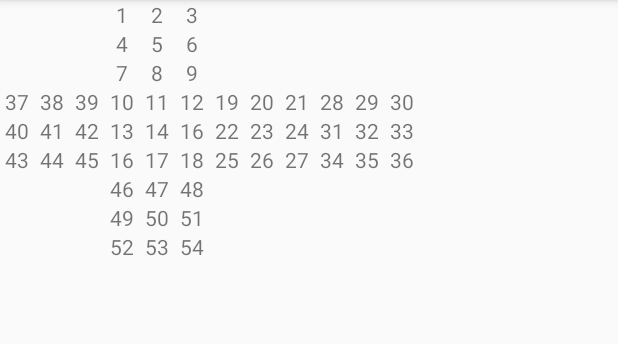
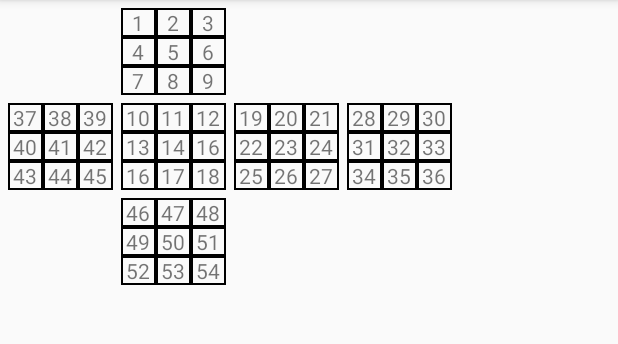
Before and after one commit to LaineOtto/Rubiks-Cube, an Android app: the screen it shows after launch (MainActivity), on a phone screen of 412 x 824 dp, the part 84-428 px from its top. Run offline under Robolectric (Android 15) with nearby library versions, the phone set to English and light mode, and no system bars.

Commit message:
Added borders and margins to the Textviews.

```diff
--- a/app/src/main/res/drawable/border.xml
+++ b/app/src/main/res/drawable/border.xml
@@ -1,8 +1,6 @@
 <?xml version="1.0" encoding="utf-8"?>
 <shape xmlns:android="http://schemas.android.com/apk/res/android"
     android:shape="rectangle">
-    <solid
-        android:color="@android:color/black"/>
     <stroke
         android:width="1dp"
         android:color="@android:color/black"/>
--- a/app/src/main/res/layout/activity_main.xml
+++ b/app/src/main/res/layout/activity_main.xml
@@ -10,6 +10,7 @@
         android:id="@+id/white"
         android:layout_width="70dp"
         android:layout_height="wrap_content"
+        android:layout_marginTop="5dp"
         android:stretchColumns="*"
         app:layout_constraintLeft_toLeftOf="@+id/blue"
         app:layout_constraintTop_toTopOf="parent">
@@ -19,19 +20,19 @@
             android:layout_height="wrap_content">
 
             <TextView
-                    android:textAlignment="center"
-                    android:id="@+id/face1"
-                    android:text="@string/face1" />
+                android:id="@+id/pos1"
+                style="@style/TableText"
+                android:text="@string/pos1" />
 
             <TextView
-                    android:textAlignment="center"
-                    android:id="@+id/face2"
-                    android:text="@string/face2" />
+                android:id="@+id/pos2"
+                style="@style/TableText"
+                android:text="@string/pos2" />
 
             <TextView
-                    android:textAlignment="center"
-                    android:id="@+id/face3"
-                    android:text="@string/face3" />
+                android:id="@+id/pos3"
+                style="@style/TableText"
+                android:text="@string/pos3" />
 
         </TableRow>
 
@@ -40,19 +41,19 @@
             android:layout_height="wrap_content">
 
             <TextView
-                    android:textAlignment="center"
-                    android:id="@+id/face4"
-                    android:text="@string/face4" />
+                android:id="@+id/pos4"
+                style="@style/TableText"
+                android:text="@string/pos4" />
 
             <TextView
-                    android:textAlignment="center"
-                    android:id="@+id/face5"
-                    android:text="@string/face5" />
+                android:id="@+id/pos5"
+                style="@style/TableText"
+                android:text="@string/pos5" />
 
             <TextView
-                    android:textAlignment="center"
-                    android:id="@+id/face6"
-                    android:text="@string/face6" />
+                android:id="@+id/pos6"
+                style="@style/TableText"
+                android:text="@string/pos6" />
 
         </TableRow>
 
@@ -61,19 +62,19 @@
             android:layout_height="wrap_content">
 
             <TextView
-                    android:textAlignment="center"
-                    android:id="@+id/face7"
-                    android:text="@string/face7" />
+                android:id="@+id/pos7"
+                style="@style/TableText"
+                android:text="@string/pos7" />
 
             <TextView
-                    android:textAlignment="center"
-                    android:id="@+id/face8"
-                    android:text="@string/face8" />
+                android:id="@+id/pos8"
+                style="@style/TableText"
+                android:text="@string/pos8" />
 
             <TextView
-                    android:textAlignment="center"
-                    android:id="@+id/face9"
-                    android:text="@string/face9" />
+                android:id="@+id/pos9"
+                style="@style/TableText"
+                android:text="@string/pos9" />
 
         </TableRow>
 
@@ -83,28 +84,29 @@
         android:id="@+id/blue"
         android:layout_width="70dp"
         android:layout_height="wrap_content"
+        android:layout_margin="5dp"
         android:stretchColumns="*"
-        app:layout_constraintLeft_toLeftOf="@+id/white"
-        app:layout_constraintTop_toBottomOf="@+id/white">
+        app:layout_constraintTop_toBottomOf="@+id/white"
+        app:layout_constraintLeft_toRightOf="@+id/red">
 
         <TableRow
             android:layout_width="match_parent"
             android:layout_height="wrap_content">
 
             <TextView
-                    android:textAlignment="center"
-                    android:id="@+id/face10"
-                    android:text="@string/face10" />
+                android:id="@+id/pos10"
+                style="@style/TableText"
+                android:text="@string/pos10" />
 
             <TextView
-                    android:textAlignment="center"
-                    android:id="@+id/face11"
-                    android:text="@string/face11" />
+                android:id="@+id/pos11"
+                style="@style/TableText"
+                android:text="@string/pos11" />
 
             <TextView
-                    android:textAlignment="center"
-                    android:id="@+id/face12"
-                    android:text="@string/face12" />
+                android:id="@+id/pos12"
+                style="@style/TableText"
+                android:text="@string/pos12" />
 
         </TableRow>
 
@@ -113,19 +115,19 @@
             android:layout_height="wrap_content">
 
             <TextView
-                    android:textAlignment="center"
-                    android:id="@+id/face13"
-                    android:text="@string/face13" />
+                android:id="@+id/pos13"
+                style="@style/TableText"
+                android:text="@string/pos13" />
 
             <TextView
-                    android:textAlignment="center"
-                    android:id="@+id/face14"
-                    android:text="@string/face14" />
+                android:id="@+id/pos14"
+                style="@style/TableText"
+                android:text="@string/pos14" />
 
             <TextView
-                    android:textAlignment="center"
-                    android:id="@+id/face15"
-                    android:text="@string/face16" />
+                android:id="@+id/pos15"
+                style="@style/TableText"
+                android:text="@string/pos16" />
 
         </TableRow>
 
@@ -134,19 +136,19 @@
             android:layout_height="wrap_content">
 
             <TextView
-                    android:textAlignment="center"
-                    android:id="@+id/face16"
-                    android:text="@string/face16" />
+                android:id="@+id/pos16"
+                style="@style/TableText"
+                android:text="@string/pos16" />
 
             <TextView
-                    android:textAlignment="center"
-                    android:id="@+id/face17"
-                    android:text="@string/face17" />
+                android:id="@+id/pos17"
+                style="@style/TableText"
+                android:text="@string/pos17" />
 
             <TextView
-                    android:textAlignment="center"
-                    android:id="@+id/face18"
-                    android:text="@string/face18" />
+                android:id="@+id/pos18"
+                style="@style/TableText"
+                android:text="@string/pos18" />
 
         </TableRow>
 
@@ -156,6 +158,7 @@
         android:id="@+id/orange"
         android:layout_width="70dp"
         android:layout_height="wrap_content"
+        android:layout_marginStart="5dp"
         android:stretchColumns="*"
         app:layout_constraintLeft_toRightOf="@+id/blue"
         app:layout_constraintTop_toTopOf="@+id/blue">
@@ -165,19 +168,19 @@
             android:layout_height="wrap_content">
 
             <TextView
-                    android:textAlignment="center"
-                    android:id="@+id/face19"
-                    android:text="@string/face19" />
+                android:id="@+id/pos19"
+                style="@style/TableText"
+                android:text="@string/pos19" />
 
             <TextView
-                    android:textAlignment="center"
-                    android:id="@+id/face20"
-                    android:text="@string/face20" />
+                android:id="@+id/pos20"
+                style="@style/TableText"
+                android:text="@string/pos20" />
 
             <TextView
-                    android:textAlignment="center"
-                    android:id="@+id/face21"
-                    android:text="@string/face21" />
+                android:id="@+id/pos21"
+                style="@style/TableText"
+                android:text="@string/pos21" />
 
         </TableRow>
 
@@ -186,19 +189,19 @@
             android:layout_height="wrap_content">
 
             <TextView
-                    android:textAlignment="center"
-                    android:id="@+id/face22"
-                    android:text="@string/face22" />
+                android:id="@+id/pos22"
+                style="@style/TableText"
+                android:text="@string/pos22" />
 
             <TextView
-                    android:textAlignment="center"
-                    android:id="@+id/face23"
-                    android:text="@string/face23" />
+                android:id="@+id/pos23"
+                style="@style/TableText"
+                android:text="@string/pos23" />
 
             <TextView
-                    android:textAlignment="center"
-                    android:id="@+id/face24"
-                    android:text="@string/face24" />
+                android:id="@+id/pos24"
+                style="@style/TableText"
+                android:text="@string/pos24" />
 
         </TableRow>
 
@@ -207,19 +210,19 @@
             android:layout_height="wrap_content">
 
             <TextView
-                    android:textAlignment="center"
-                    android:id="@+id/face25"
-                    android:text="@string/face25" />
+                android:id="@+id/pos25"
+                style="@style/TableText"
+                android:text="@string/pos25" />
 
             <TextView
-                    android:textAlignment="center"
-                    android:id="@+id/face26"
-                    android:text="@string/face26" />
+                android:id="@+id/pos26"
+                style="@style/TableText"
+                android:text="@string/pos26" />
 
             <TextView
-                    android:textAlignment="center"
-                    android:id="@+id/face27"
-                    android:text="@string/face27" />
+                android:id="@+id/pos27"
+                style="@style/TableText"
+                android:text="@string/pos27" />
 
         </TableRow>
 
@@ -229,6 +232,7 @@
         android:id="@+id/green"
         android:layout_width="70dp"
         android:layout_height="wrap_content"
+        android:layout_marginStart="5dp"
         android:stretchColumns="*"
         app:layout_constraintLeft_toRightOf="@+id/orange"
         app:layout_constraintTop_toTopOf="@+id/blue">
@@ -238,19 +242,19 @@
             android:layout_height="wrap_content">
 
             <TextView
-                    android:textAlignment="center"
-                    android:id="@+id/face28"
-                    android:text="@string/face28" />
+                android:id="@+id/pos28"
+                style="@style/TableText"
+                android:text="@string/pos28" />
 
             <TextView
-                    android:textAlignment="center"
-                    android:id="@+id/face29"
-                    android:text="@string/face29" />
+                android:id="@+id/pos29"
+                style="@style/TableText"
+                android:text="@string/pos29" />
 
             <TextView
-                    android:textAlignment="center"
-                    android:id="@+id/face30"
-                    android:text="@string/face30" />
+                android:id="@+id/pos30"
+                style="@style/TableText"
+                android:text="@string/pos30" />
 
         </TableRow>
 
@@ -259,19 +263,19 @@
             android:layout_height="wrap_content">
 
             <TextView
-                    android:textAlignment="center"
-                    android:id="@+id/face31"
-                    android:text="@string/face31" />
+                android:id="@+id/pos31"
+                style="@style/TableText"
+                android:text="@string/pos31" />
 
             <TextView
-                    android:textAlignment="center"
-                    android:id="@+id/face32"
-                    android:text="@string/face32" />
+                android:id="@+id/pos32"
+                style="@style/TableText"
+                android:text="@string/pos32" />
 
             <TextView
-                    android:textAlignment="center"
-                    android:id="@+id/face33"
-                    android:text="@string/face33" />
+                android:id="@+id/pos33"
+                style="@style/TableText"
+                android:text="@string/pos33" />
 
         </TableRow>
 
@@ -280,19 +284,19 @@
             android:layout_height="wrap_content">
 
             <TextView
-                    android:textAlignment="center"
-                    android:id="@+id/face34"
-                    android:text="@string/face34" />
+                android:id="@+id/pos34"
+                style="@style/TableText"
+                android:text="@string/pos34" />
 
             <TextView
-                    android:textAlignment="center"
-                    android:id="@+id/face35"
-                    android:text="@string/face35" />
+                android:id="@+id/pos35"
+                style="@style/TableText"
+                android:text="@string/pos35" />
 
             <TextView
-                    android:textAlignment="center"
-                    android:id="@+id/face36"
-                    android:text="@string/face36" />
+                android:id="@+id/pos36"
+                style="@style/TableText"
+                android:text="@string/pos36" />
 
         </TableRow>
 
@@ -302,8 +306,10 @@
         android:id="@+id/red"
         android:layout_width="70dp"
         android:layout_height="wrap_content"
+        android:layout_marginStart="5dp"
         android:stretchColumns="*"
         app:layout_constraintRight_toLeftOf="@+id/blue"
+        app:layout_constraintStart_toStartOf="parent"
         app:layout_constraintTop_toTopOf="@+id/blue">
 
         <TableRow
@@ -311,19 +317,19 @@
             android:layout_height="wrap_content">
 
             <TextView
-                    android:textAlignment="center"
-                    android:id="@+id/face37"
-                    android:text="@string/face37" />
+                android:id="@+id/pos37"
+                style="@style/TableText"
+                android:text="@string/pos37" />
 
             <TextView
-                    android:textAlignment="center"
-                    android:id="@+id/face38"
-                    android:text="@string/face38" />
+                android:id="@+id/pos38"
+                style="@style/TableText"
+                android:text="@string/pos38" />
 
             <TextView
-                    android:textAlignment="center"
-                    android:id="@+id/face39"
-                    android:text="@string/face39" />
+                android:id="@+id/pos39"
+                style="@style/TableText"
+                android:text="@string/pos39" />
 
         </TableRow>
 
@@ -332,19 +338,19 @@
             android:layout_height="wrap_content">
 
             <TextView
-                    android:textAlignment="center"
-                    android:id="@+id/face40"
-                    android:text="@string/face40" />
+                android:id="@+id/pos40"
+                style="@style/TableText"
+                android:text="@string/pos40" />
 
             <TextView
-                    android:textAlignment="center"
-                    android:id="@+id/face41"
-                    android:text="@string/face41" />
+                android:id="@+id/pos41"
+                style="@style/TableText"
+                android:text="@string/pos41" />
 
             <TextView
-                    android:textAlignment="center"
-                    android:id="@+id/face42"
-                    android:text="@string/face42" />
+                android:id="@+id/pos42"
+                style="@style/TableText"
+                android:text="@string/pos42" />
 
         </TableRow>
 
@@ -353,19 +359,19 @@
             android:layout_height="wrap_content">
 
             <TextView
-                    android:textAlignment="center"
-                    android:id="@+id/face43"
-                    android:text="@string/face43" />
+                android:id="@+id/pos43"
+                style="@style/TableText"
+                android:text="@string/pos43" />
 
             <TextView
-                    android:textAlignment="center"
-                    android:id="@+id/face44"
-                    android:text="@string/face44" />
+                android:id="@+id/pos44"
+                style="@style/TableText"
+                android:text="@string/pos44" />
 
             <TextView
-                    android:textAlignment="center"
-                    android:id="@+id/face45"
-                    android:text="@string/face45" />
+                android:id="@+id/pos45"
+                style="@style/TableText"
+                android:text="@string/pos45" />
 
         </TableRow>
 
@@ -375,6 +381,7 @@
         android:id="@+id/yellow"
         android:layout_width="70dp"
         android:layout_height="wrap_content"
+        android:layout_marginTop="5dp"
         android:stretchColumns="*"
         app:layout_constraintLeft_toLeftOf="@+id/blue"
         app:layout_constraintTop_toBottomOf="@+id/blue">
@@ -384,19 +391,19 @@
             android:layout_height="wrap_content">
 
             <TextView
-                    android:textAlignment="center"
-                    android:id="@+id/face46"
-                    android:text="@string/face46" />
+                android:id="@+id/pos46"
+                style="@style/TableText"
+                android:text="@string/pos46" />
 
             <TextView
-                    android:textAlignment="center"
-                    android:id="@+id/face47"
-                    android:text="@string/face47" />
+                android:id="@+id/pos47"
+                style="@style/TableText"
+                android:text="@string/pos47" />
 
             <TextView
-                    android:textAlignment="center"
-                    android:id="@+id/face48"
-                    android:text="@string/face48" />
+                android:id="@+id/pos48"
+                style="@style/TableText"
+                android:text="@string/pos48" />
 
         </TableRow>
 
@@ -405,19 +412,19 @@
             android:layout_height="wrap_content">
 
             <TextView
-                    android:textAlignment="center"
-                    android:id="@+id/face49"
-                    android:text="@string/face49" />
+                android:id="@+id/pos49"
+                style="@style/TableText"
+                android:text="@string/pos49" />
 
             <TextView
-                    android:textAlignment="center"
-                    android:id="@+id/face50"
-                    android:text="@string/face50" />
+                android:id="@+id/pos50"
+                style="@style/TableText"
+                android:text="@string/pos50" />
 
             <TextView
-                    android:textAlignment="center"
-                    android:id="@+id/face51"
-                    android:text="@string/face51" />
+                android:id="@+id/pos51"
+                style="@style/TableText"
+                android:text="@string/pos51" />
 
         </TableRow>
 
@@ -426,19 +433,19 @@
             android:layout_height="wrap_content">
 
             <TextView
-                    android:textAlignment="center"
-                    android:id="@+id/face52"
-                    android:text="@string/face52" />
+                android:id="@+id/pos52"
+                style="@style/TableText"
+                android:text="@string/pos52" />
 
             <TextView
-                    android:textAlignment="center"
-                    android:id="@+id/face53"
-                    android:text="@string/face53" />
+                android:id="@+id/pos53"
+                style="@style/TableText"
+                android:text="@string/pos53" />
 
             <TextView
-                    android:textAlignment="center"
-                    android:id="@+id/face54"
-                    android:text="@string/face54" />
+                android:id="@+id/pos54"
+                style="@style/TableText"
+                android:text="@string/pos54" />
 
         </TableRow>
 
--- a/app/src/main/res/values/strings.xml
+++ b/app/src/main/res/values/strings.xml
@@ -1,57 +1,57 @@
 <resources>
     <string name="app_name">Rubik\'s Cube</string>
-    <string name="face1">1</string>
-    <string name="face2">2</string>
-    <string name="face3">3</string>
-    <string name="face4">4</string>
-    <string name="face5">5</string>
-    <string name="face6">6</string>
-    <string name="face7">7</string>
-    <string name="face8">8</string>
-    <string name="face9">9</string>
-    <string name="face10">10</string>
-    <string name="face11">11</string>
-    <string name="face12">12</string>
-    <string name="face13">13</string>
-    <string name="face14">14</string>
-    <string name="face15">15</string>
-    <string name="face16">16</string>
-    <string name="face17">17</string>
-    <string name="face18">18</string>
-    <string name="face19">19</string>
-    <string name="face20">20</string>
-    <string name="face21">21</string>
-    <string name="face22">22</string>
-    <string name="face23">23</string>
-    <string name="face24">24</string>
-    <string name="face25">25</string>
-    <string name="face26">26</string>
-    <string name="face27">27</string>
-    <string name="face28">28</string>
-    <string name="face29">29</string>
-    <string name="face30">30</string>
-    <string name="face31">31</string>
-    <string name="face32">32</string>
-    <string name="face33">33</string>
-    <string name="face34">34</string>
-    <string name="face35">35</string>
-    <string name="face36">36</string>
-    <string name="face37">37</string>
-    <string name="face38">38</string>
-    <string name="face39">39</string>
-    <string name="face40">40</string>
-    <string name="face41">41</string>
-    <string name="face42">42</string>
-    <string name="face43">43</string>
-    <string name="face44">44</string>
-    <string name="face45">45</string>
-    <string name="face46">46</string>
-    <string name="face47">47</string>
-    <string name="face48">48</string>
-    <string name="face49">49</string>
-    <string name="face50">50</string>
-    <string name="face51">51</string>
-    <string name="face52">52</string>
-    <string name="face53">53</string>
-    <string name="face54">54</string>
+    <string name="pos1">1</string>
+    <string name="pos2">2</string>
+    <string name="pos3">3</string>
+    <string name="pos4">4</string>
+    <string name="pos5">5</string>
+    <string name="pos6">6</string>
+    <string name="pos7">7</string>
+    <string name="pos8">8</string>
+    <string name="pos9">9</string>
+    <string name="pos10">10</string>
+    <string name="pos11">11</string>
+    <string name="pos12">12</string>
+    <string name="pos13">13</string>
+    <string name="pos14">14</string>
+    <string name="pos15">15</string>
+    <string name="pos16">16</string>
+    <string name="pos17">17</string>
+    <string name="pos18">18</string>
+    <string name="pos19">19</string>
+    <string name="pos20">20</string>
+    <string name="pos21">21</string>
+    <string name="pos22">22</string>
+    <string name="pos23">23</string>
+    <string name="pos24">24</string>
+    <string name="pos25">25</string>
+    <string name="pos26">26</string>
+    <string name="pos27">27</string>
+    <string name="pos28">28</string>
+    <string name="pos29">29</string>
+    <string name="pos30">30</string>
+    <string name="pos31">31</string>
+    <string name="pos32">32</string>
+    <string name="pos33">33</string>
+    <string name="pos34">34</string>
+    <string name="pos35">35</string>
+    <string name="pos36">36</string>
+    <string name="pos37">37</string>
+    <string name="pos38">38</string>
+    <string name="pos39">39</string>
+    <string name="pos40">40</string>
+    <string name="pos41">41</string>
+    <string name="pos42">42</string>
+    <string name="pos43">43</string>
+    <string name="pos44">44</string>
+    <string name="pos45">45</string>
+    <string name="pos46">46</string>
+    <string name="pos47">47</string>
+    <string name="pos48">48</string>
+    <string name="pos49">49</string>
+    <string name="pos50">50</string>
+    <string name="pos51">51</string>
+    <string name="pos52">52</string>
+    <string name="pos53">53</string>
+    <string name="pos54">54</string>
 </resources>
```
Lines whose indentation alone changed are shown as unchanged.
